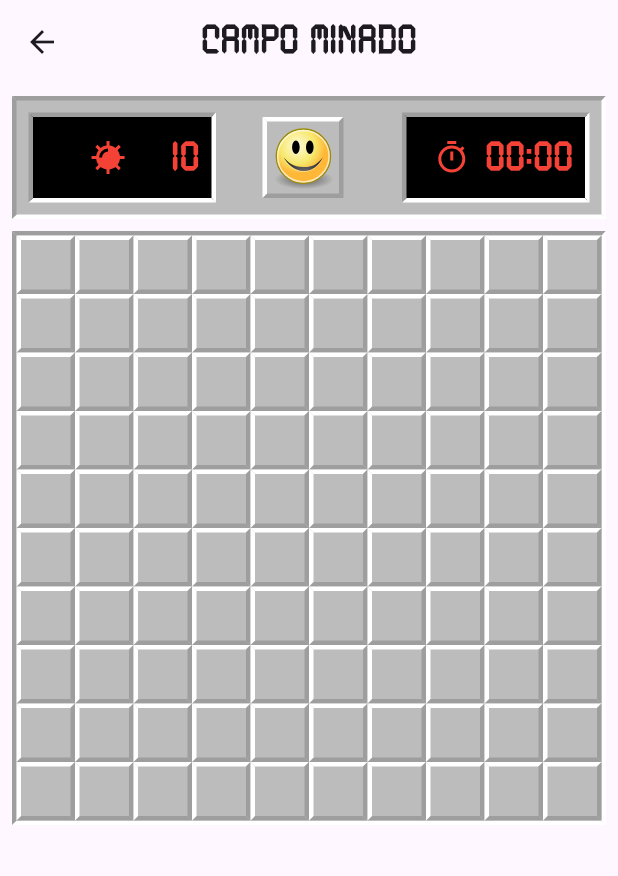
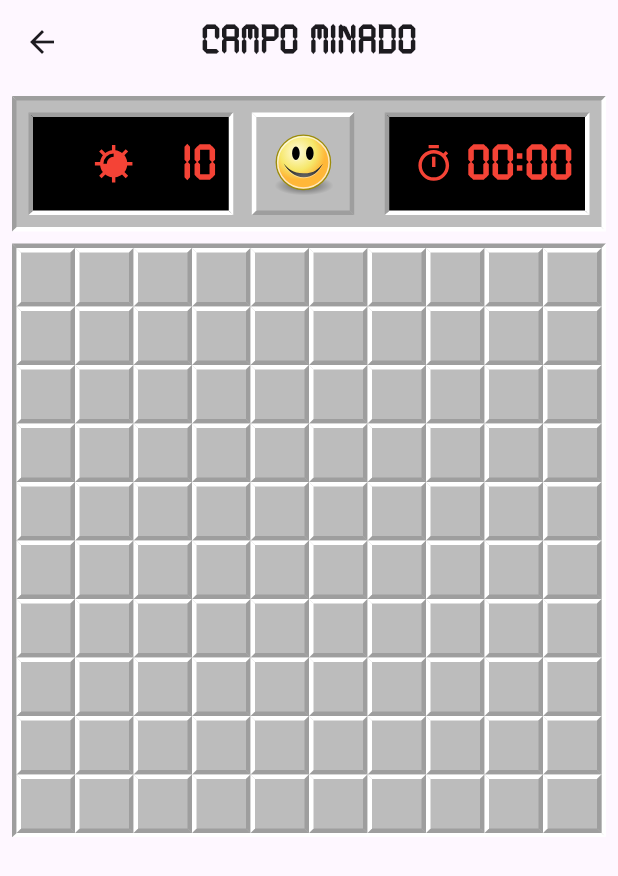
Before and after one commit to thiagotn/minesweeper, a Flutter app: the screen it shows after launch, after a tap on an icon or button, on a phone screen of 412 x 824 dp. Shown: the top 876 px of the screen. Run offline on Flutter 3.47's test engine with Material 3 defaults, Android fonts, the phone set to English and light mode, and no system bars; our stand-ins replace flutter_svg.

Commit message:
refactor: melhoria na responsividade em navegação web/mobile

```diff
--- a/lib/pages/game.page.web.dart
+++ b/lib/pages/game.page.web.dart
@@ -25,7 +25,7 @@ class GamePageWeb extends StatelessWidget {
                 ),
                 Expanded(
                   flex: 1,
-                  child: ListView(
+                  child: Column(
                     children: [
                       Scoreboard(),
                       GameActions(),
--- a/lib/widgets/game/scoreboard.widget.dart
+++ b/lib/widgets/game/scoreboard.widget.dart
@@ -12,15 +12,22 @@ class Scoreboard extends StatelessWidget {
       padding: const EdgeInsets.all(8.0),
       child: Container(
         decoration: buildBoxDecorationIn(),
-        child: Row(
+        child: LayoutBuilder(
+          builder: (context, constraints) {
+            final itemWidth = constraints.maxWidth * 0.35;
+            final itemHeight = itemWidth * 0.5;
+            final fontSize = itemHeight * 0.5;
+            final iconHeight = itemHeight * 0.4;
+
+            return Row(
               mainAxisAlignment: MainAxisAlignment.spaceBetween,
               crossAxisAlignment: CrossAxisAlignment.center,
               children: [
                 Padding(
                   padding: const EdgeInsets.only(left: 8.0),
                   child: Container(
-                width: 125,
-                height: 60,
+                    width: itemWidth,
+                    height: itemHeight,
                     alignment: Alignment.center,
                     decoration: buildBoxDecorationScoreBoard(),
                     child: Padding(
@@ -37,7 +44,7 @@ class Scoreboard extends StatelessWidget {
                                 SvgPicture.asset(
                                   "assets/images/mine.svg",
                                   color: Colors.red,
-                              height: 24.0,
+                                  height: iconHeight,
                                 ),
                               ],
                             ),
@@ -50,7 +57,7 @@ class Scoreboard extends StatelessWidget {
                                 child: Text(
                                   "${bloc.mines}",
                                   style: TextStyle(
-                                fontSize: 28,
+                                    fontSize: fontSize,
                                     color: Colors.red,
                                     fontWeight: FontWeight.bold,
                                     fontFamily: 'TickingTimebombBB',
@@ -69,6 +76,8 @@ class Scoreboard extends StatelessWidget {
                   child: GestureDetector(
                     onTap: () => bloc.restart(),
                     child: Container(
+                      width: itemHeight,
+                      height: itemHeight,
                       alignment: Alignment.center,
                       decoration: buildBoxDecorationOut(),
                       child: SvgPicture.asset(
@@ -82,8 +91,8 @@ class Scoreboard extends StatelessWidget {
                 Padding(
                   padding: const EdgeInsets.all(8.0),
                   child: Container(
-                width: 125,
-                height: 60,
+                    width: itemWidth,
+                    height: itemHeight,
                     alignment: Alignment.center,
                     decoration: buildBoxDecorationScoreBoard(),
                     child: Padding(
@@ -100,7 +109,7 @@ class Scoreboard extends StatelessWidget {
                                 SvgPicture.asset(
                                   "assets/images/timer.svg",
                                   color: Colors.red,
-                              height: 24.0,
+                                  height: iconHeight,
                                 ),
                               ],
                             ),
@@ -113,7 +122,7 @@ class Scoreboard extends StatelessWidget {
                                 child: Text(
                                   "${_printDuration(Duration(seconds: bloc.seconds.toInt()))}",
                                   style: TextStyle(
-                                fontSize: 28,
+                                    fontSize: fontSize,
                                     color: Colors.red,
                                     fontWeight: FontWeight.bold,
                                     fontFamily: 'TickingTimebombBB',
@@ -128,6 +137,8 @@ class Scoreboard extends StatelessWidget {
                   ),
                 ),
               ],
+            );
+          },
         ),
       ),
     );
```
Lines whose indentation alone changed are shown as unchanged.
